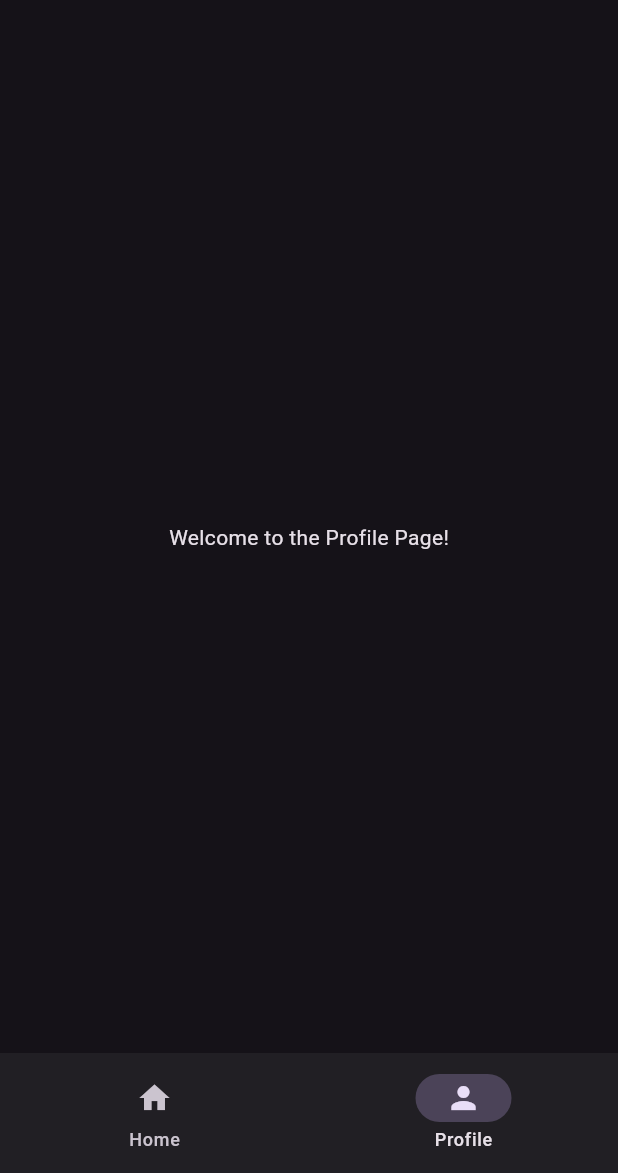
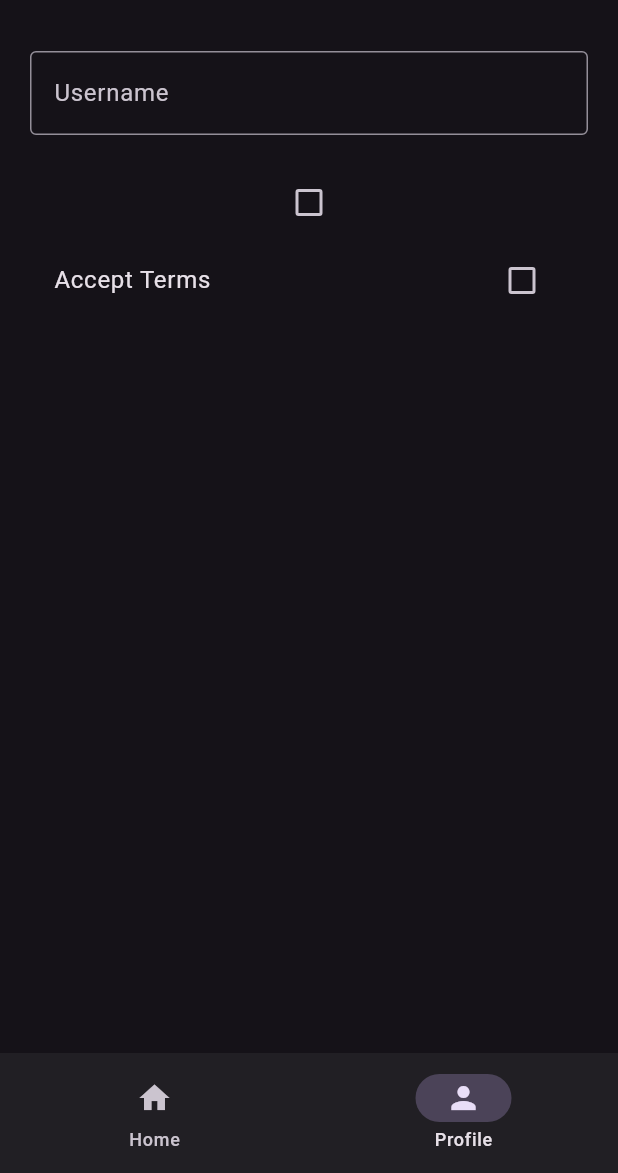
Before and after one commit to DCT-Berinyuy/Learn_Flutter_Dev, a Flutter app: the screen it shows after launch, item 2 of the bottom bar chosen, on a phone screen of 412 x 824 dp, the part 63-1236 px from its top. Run offline on Flutter 3.47's test engine with Material 3 defaults, Android fonts, the phone set to English and light mode, and no system bars.

```diff
--- a/lib/views/pages/profile_page.dart
+++ b/lib/views/pages/profile_page.dart
@@ -1,12 +1,48 @@
 import 'package:flutter/material.dart';
 
-class ProfilePage extends StatelessWidget {
+class ProfilePage extends StatefulWidget {
   const ProfilePage({super.key});
 
   @override
+  State<ProfilePage> createState() => _ProfilePageState();
+}
+
+class _ProfilePageState extends State<ProfilePage> {
+  TextEditingController controller = TextEditingController();
+  bool? isChecked = false;
+  @override
   Widget build(BuildContext context) {
-    return Center(
-      child: Text('Welcome to the Profile Page!'),
+    return Padding(
+      padding: const EdgeInsets.all(20.0),
+      child: Column(children: [
+        TextField(
+          controller: controller,
+          decoration: InputDecoration(
+            labelText: 'Username',
+            border: OutlineInputBorder(),
+          ),
+          // Update the text field when editing is complete
+          onEditingComplete: () {
+            setState(() {});
+          },
+        ),
+        Text(controller.text),
+        Checkbox(
+          tristate: true,
+          value: isChecked, onChanged: (bool? value) {
+          setState(() {
+            isChecked = value;
+          });
+        },),
+        CheckboxListTile(
+        tristate: true,
+        title: Text('Accept Terms'),
+          value: isChecked, onChanged: (value) {
+          setState(() {
+            isChecked = value;
+          });
+        },),
+      ],),
     );
   }
 }
```
Also changed, not shown: 1 other file.
